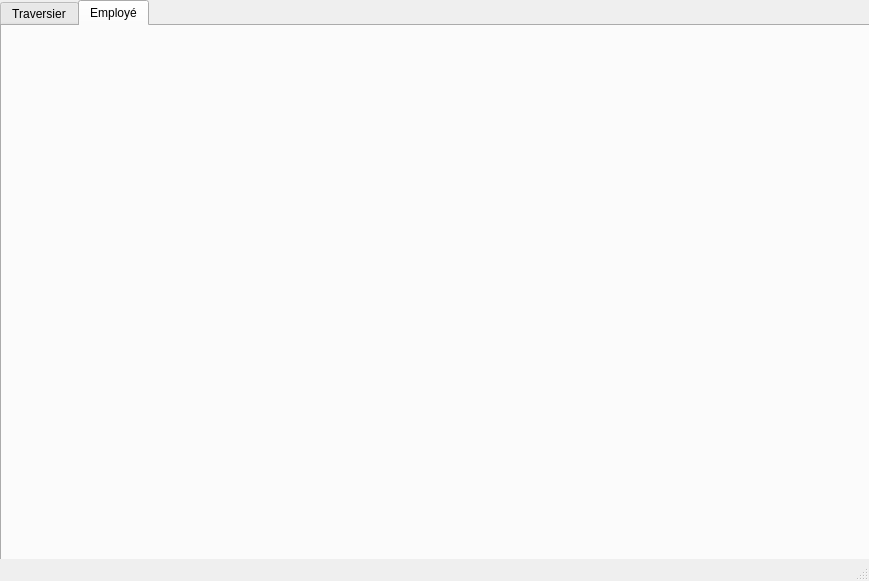
This is views/main.ui in alexis-leclerc-cegep/traversierPython as Qt 5 draws it before an edit. The edited form follows.
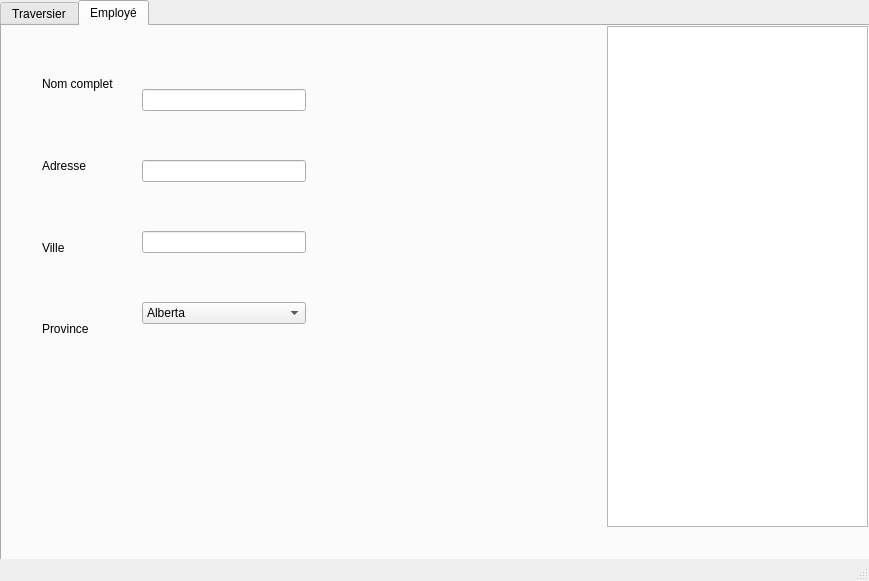
This is the edited form. The open tabs and pages were chosen to show the change.

```diff
--- a/views/main.ui
+++ b/views/main.ui
@@ -200,6 +200,146 @@
      <attribute name="title">
       <string>Employé</string>
      </attribute>
+     <widget class="QListView" name="listView">
+      <property name="geometry">
+       <rect>
+        <x>605</x>
+        <y>0</y>
+        <width>261</width>
+        <height>501</height>
+       </rect>
+      </property>
+     </widget>
+     <widget class="QWidget" name="verticalLayoutWidget">
+      <property name="geometry">
+       <rect>
+        <x>140</x>
+        <y>20</y>
+        <width>164</width>
+        <height>321</height>
+       </rect>
+      </property>
+      <layout class="QVBoxLayout" name="verticalLayout">
+       <item>
+        <widget class="QLineEdit" name="edtNomEmploye"/>
+       </item>
+       <item>
+        <widget class="QLineEdit" name="edtAdresseEmploye"/>
+       </item>
+       <item>
+        <widget class="QLineEdit" name="edtVilleEmploye"/>
+       </item>
+       <item>
+        <widget class="QComboBox" name="comboBox">
+         <item>
+          <property name="text">
+           <string>Alberta</string>
+          </property>
+         </item>
+         <item>
+          <property name="text">
+           <string>British Columbia</string>
+          </property>
+         </item>
+         <item>
+          <property name="text">
+           <string>Manitoba</string>
+          </property>
+         </item>
+         <item>
+          <property name="text">
+           <string>New Brunswick</string>
+          </property>
+         </item>
+         <item>
+          <property name="text">
+           <string>Newfoundland and Labrador</string>
+          </property>
+         </item>
+         <item>
+          <property name="text">
+           <string>Northwest Territories</string>
+          </property>
+         </item>
+         <item>
+          <property name="text">
+           <string>Nova Scotia</string>
+          </property>
+         </item>
+         <item>
+          <property name="text">
+           <string>Nunavut</string>
+          </property>
+         </item>
+         <item>
+          <property name="text">
+           <string>Ontario</string>
+          </property>
+         </item>
+         <item>
+          <property name="text">
+           <string>Prince Edward Island</string>
+          </property>
+         </item>
+         <item>
+          <property name="text">
+           <string>Québec</string>
+          </property>
+         </item>
+         <item>
+          <property name="text">
+           <string>Saskatchewan</string>
+          </property>
+         </item>
+         <item>
+          <property name="text">
+           <string>Yukon</string>
+          </property>
+         </item>
+        </widget>
+       </item>
+      </layout>
+     </widget>
+     <widget class="QWidget" name="verticalLayoutWidget_2">
+      <property name="geometry">
+       <rect>
+        <x>40</x>
+        <y>20</y>
+        <width>81</width>
+        <height>321</height>
+       </rect>
+      </property>
+      <layout class="QVBoxLayout" name="verticalLayout_2">
+       <item>
+        <widget class="QLabel" name="label_7">
+         <property name="text">
+          <string>Nom complet</string>
+         </property>
+        </widget>
+       </item>
+       <item>
+        <widget class="QLabel" name="label_8">
+         <property name="text">
+          <string>Adresse</string>
+         </property>
+        </widget>
+       </item>
+       <item>
+        <widget class="QLabel" name="label_9">
+         <property name="text">
+          <string>Ville</string>
+         </property>
+        </widget>
+       </item>
+       <item>
+        <widget class="QLabel" name="label_10">
+         <property name="text">
+          <string>Province</string>
+         </property>
+        </widget>
+       </item>
+      </layout>
+     </widget>
     </widget>
    </widget>
   </widget>
```
Left out of the diff: 2 changed lines with no effect on the pictures.
